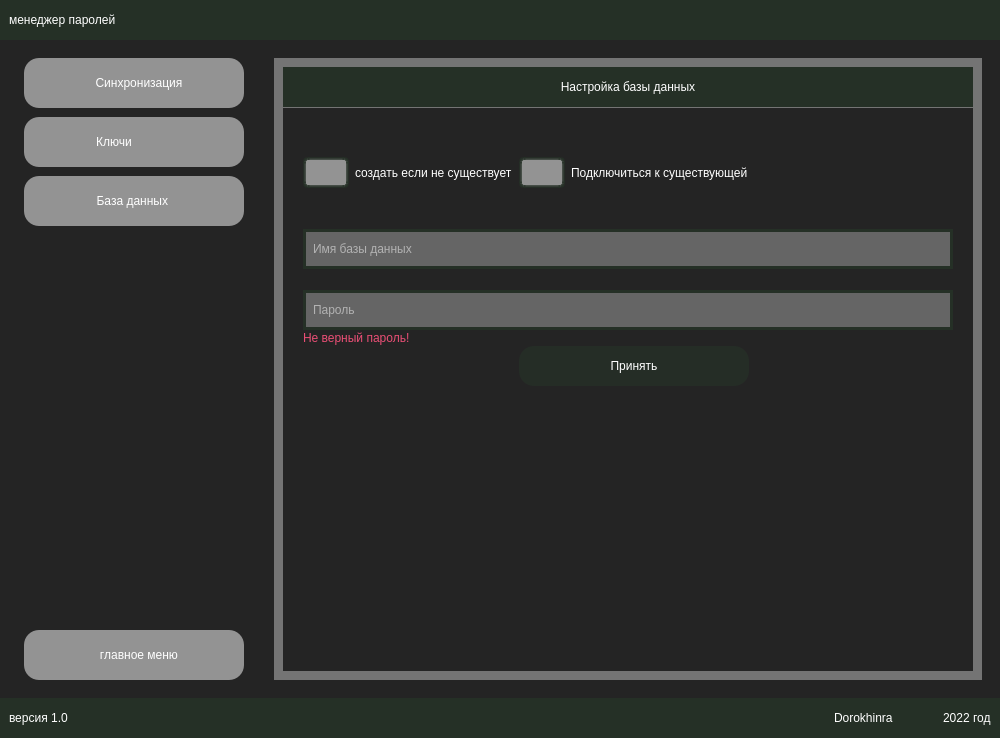
The window that gui/windows/main_ui.ui (dorokhinra/save_password) describes before a commit, drawn with Qt 5.
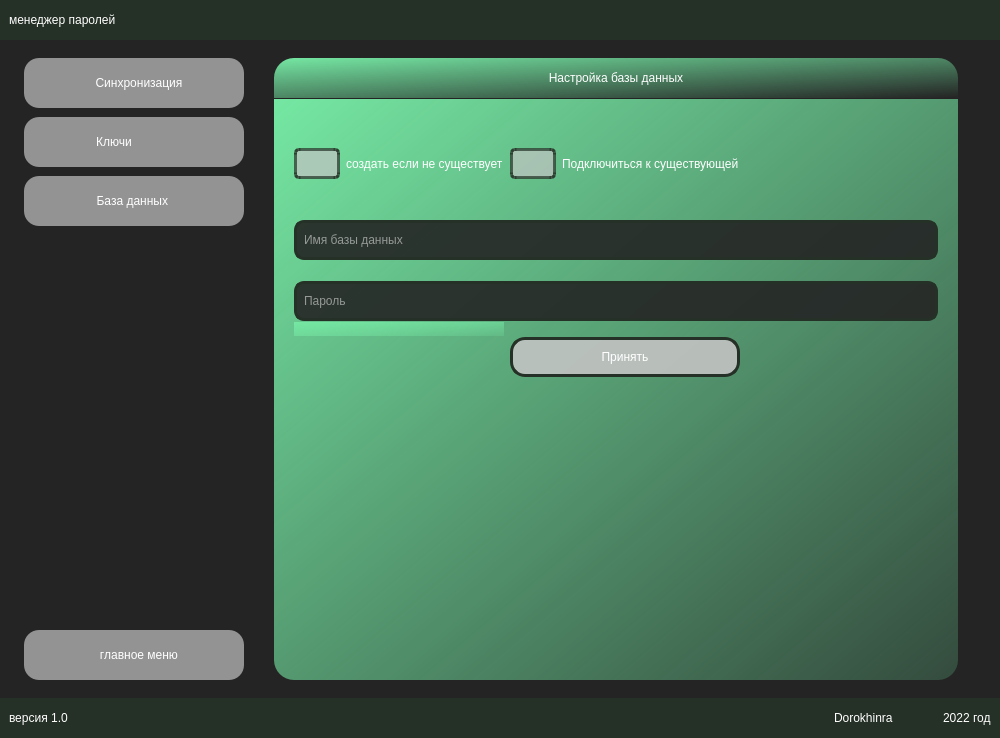
The same window after the commit. The open tabs and pages were chosen to show the change. Icons and pictures are not drawn.

Commit message: [+] Внесены изменения в первую страницу+

```diff
--- a/gui/windows/main_ui.ui
+++ b/gui/windows/main_ui.ui
@@ -857,21 +857,9 @@
             </widget>
            </item>
            <item>
-            <widget class="QFrame" name="frame_4">
-             <property name="frameShape">
-              <enum>QFrame::StyledPanel</enum>
-             </property>
-             <property name="frameShadow">
-              <enum>QFrame::Raised</enum>
-             </property>
-             <layout class="QVBoxLayout" name="verticalLayout_8">
-              <property name="spacing">
-               <number>0</number>
-              </property>
-              <item>
                <widget class="QStackedWidget" name="stackedWidget_2">
                 <property name="styleSheet">
-                 <string notr="true">background-color: rgba(195, 195, 195, 0.3);</string>
+              <string notr="true"/>
                 </property>
                 <property name="currentIndex">
                  <number>2</number>
@@ -1336,6 +1324,43 @@
                    <number>1</number>
                   </property>
                   <item>
+                <widget class="QFrame" name="frame_15">
+                 <property name="minimumSize">
+                  <size>
+                   <width>0</width>
+                   <height>40</height>
+                  </size>
+                 </property>
+                 <property name="styleSheet">
+                  <string notr="true">#frame_15 { 
+background-image: url(:/images/fon.png);
+border-radius: 20px;
+}
+</string>
+                 </property>
+                 <property name="frameShape">
+                  <enum>QFrame::StyledPanel</enum>
+                 </property>
+                 <property name="frameShadow">
+                  <enum>QFrame::Raised</enum>
+                 </property>
+                 <layout class="QVBoxLayout" name="verticalLayout_19">
+                  <property name="spacing">
+                   <number>1</number>
+                  </property>
+                  <property name="leftMargin">
+                   <number>0</number>
+                  </property>
+                  <property name="topMargin">
+                   <number>0</number>
+                  </property>
+                  <property name="rightMargin">
+                   <number>0</number>
+                  </property>
+                  <property name="bottomMargin">
+                   <number>0</number>
+                  </property>
+                  <item>
                    <widget class="QLabel" name="label_8">
                     <property name="minimumSize">
                      <size>
@@ -1350,8 +1375,10 @@
                      </size>
                     </property>
                     <property name="styleSheet">
-                     <string notr="true">font: 14pt &quot;Sans Serif&quot;;
-background-color: rgba(37, 48, 38, 1);</string>
+                     <string notr="true">border-top-left-radius: 20px;
+border-top-right-radius: 20px;
+font: 14pt &quot;Sans Serif&quot;;
+background-color: qlineargradient(spread:pad, x1:0, y1:0, x2:1, y2:1, stop:0 rgba(117, 231, 163, 1), stop:1 rgba(117, 231, 163, 0));</string>
                     </property>
                     <property name="text">
                      <string>Настройка базы данных</string>
@@ -1364,8 +1391,10 @@
                   <item>
                    <widget class="QFrame" name="frame_6">
                     <property name="styleSheet">
-                     <string notr="true">background-color: rgba(36, 36, 36, 1);
-
+                     <string notr="true">border:none;
+background-color: qlineargradient(spread:pad, x1:0, y1:0, x2:1, y2:1, stop:0 rgba(117, 231, 163, 1), stop:1 rgba(117, 231, 163, 0.2));
+border-bottom-left-radius: 20px;
+border-bottom-right-radius: 20px;
 </string>
                     </property>
                     <property name="frameShape">
@@ -1407,7 +1436,8 @@
                        </property>
                        <property name="styleSheet">
                         <string notr="true">QLineEdit {
-background-color: rgba(197, 197, 197, 0.4);
+border-radius: 10px;
+background-color: rgba(36, 36, 36, 0.9);
 border: 3px   solid rgba(37, 48, 38, 1);	 
 padding: 5px;
 }</string>
@@ -1443,7 +1473,7 @@
                       <widget class="QRadioButton" name="radioButton_2">
                        <property name="styleSheet">
                         <string notr="true">QRadioButton {
-
+background-color: rgba(85, 255, 0, 0.0);
 }
 
 QRadioButton::indicator {
@@ -1489,9 +1519,9 @@
                        <property name="styleSheet">
                         <string notr="true">QPushButton{
 	font: 12pt &quot;Sans Serif&quot;;
-	background-color: rgba(37, 48, 38, 0.7);
-
+	background-color: rgba(195, 195, 195, 0.9);
 border-radius: 15px;
+border: 3px   solid rgba(37, 48, 38, 1);
 }
 
 QPushButton:hover {
@@ -1548,7 +1578,8 @@
                        </property>
                        <property name="styleSheet">
                         <string notr="true">QLineEdit {
-background-color: rgba(197, 197, 197, 0.4);
+border-radius: 10px;
+background-color: rgba(36, 36, 36, 0.9);
 border: 3px   solid rgba(37, 48, 38, 1);	 
 padding: 5px;
 }</string>
@@ -1565,7 +1596,7 @@
                       <widget class="QRadioButton" name="radioButton">
                        <property name="styleSheet">
                         <string notr="true">QRadioButton {
-
+	background-color: rgba(85, 255, 0, 0.0);
 }
 
 QRadioButton::indicator {
@@ -1619,7 +1650,7 @@
                         <string notr="true">color: rgb(234, 78, 117);</string>
                        </property>
                        <property name="text">
-                        <string>Не верный пароль!</string>
+                        <string/>
                        </property>
                       </widget>
                      </item>
@@ -1644,8 +1675,23 @@
                   </item>
                  </layout>
                 </widget>
-               </widget>
-              </item>
+               </item>
+              </layout>
+             </widget>
+            </widget>
+           </item>
+           <item>
+            <widget class="QFrame" name="frame_4">
+             <property name="frameShape">
+              <enum>QFrame::StyledPanel</enum>
+             </property>
+             <property name="frameShadow">
+              <enum>QFrame::Raised</enum>
+             </property>
+             <layout class="QVBoxLayout" name="verticalLayout_8">
+              <property name="spacing">
+               <number>0</number>
+              </property>
              </layout>
             </widget>
            </item>
```
Left out of the diff: 77 changed lines with no effect on the pictures. Lines whose indentation alone changed are shown as unchanged. The commit also changes 1 other file.
